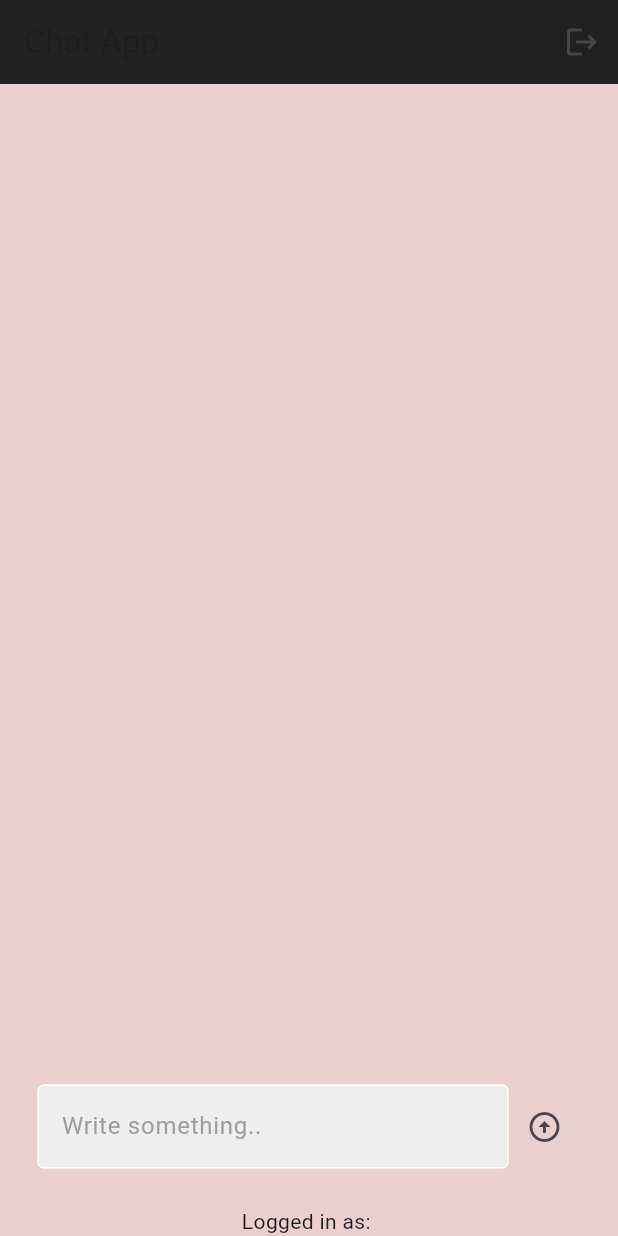
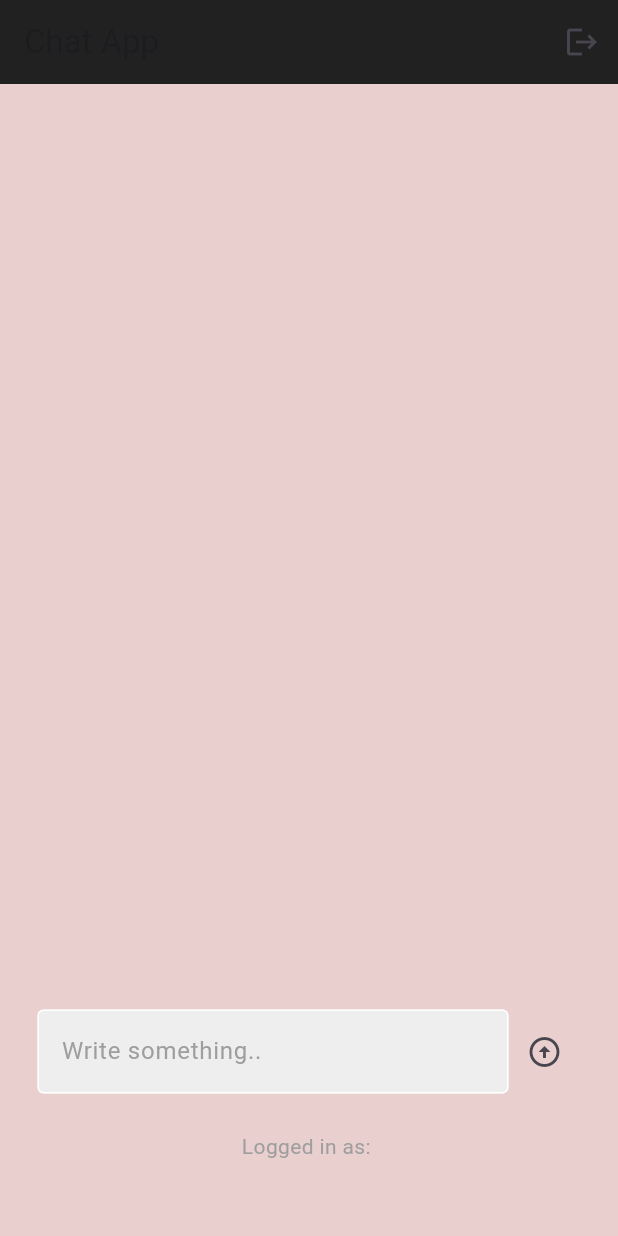
Before and after one commit to Theerthac/firebase_authentication, a Flutter app: the screen it shows once a user with an empty profile is signed in, after a tap on the "arrow circle up" icon, on a phone screen of 412 x 824 dp. Run offline on Flutter 3.47's test engine with Material 3 defaults, Android fonts, the phone set to English and light mode, and no system bars; our stand-ins replace cloud_firestore, firebase_auth, firebase_core; accounts and stored records are empty.

```diff
--- a/lib/view/home.dart
+++ b/lib/view/home.dart
@@ -28,6 +28,9 @@ class _HomePageState extends State<HomePage> {
         'TimeStamp': Timestamp.now(),
       });
     }
+    setState(() {
+      textController.clear();
+    });
   }
 
   @override
@@ -86,7 +89,13 @@ class _HomePageState extends State<HomePage> {
               ],
             ),
           ),
-          Text("Logged in as: " + currentUser.email!),
+          Text(
+            "Logged in as: " + currentUser.email!,
+            style: TextStyle(color: Colors.grey),
+          ),
+          SizedBox(
+            height: 50,
+          )
         ],
       ),
     );
```
Also changed, not shown: lib/widgets/chat_post.dart (+17 -2 lines).
